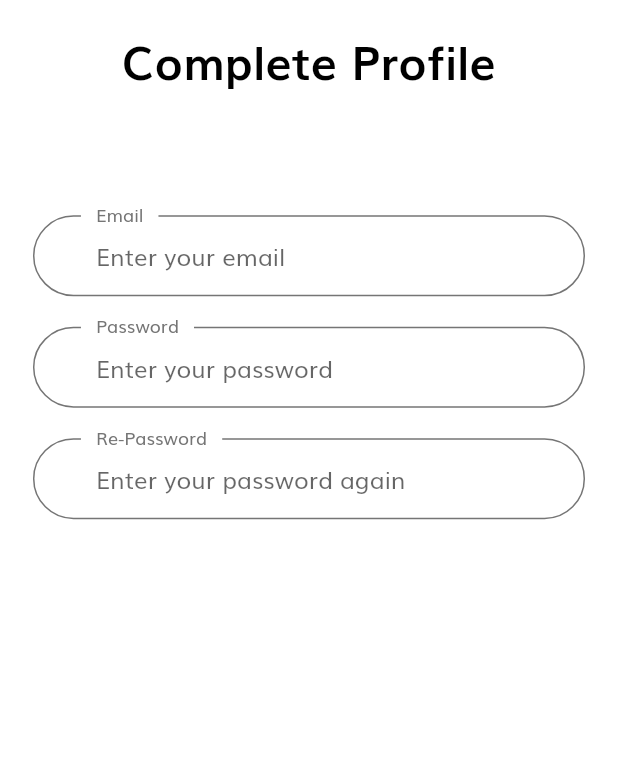
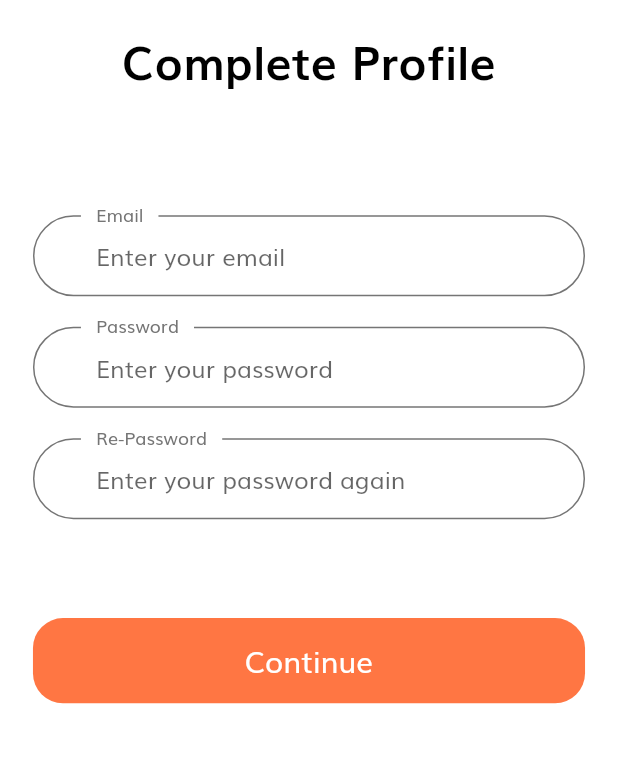
Before and after one commit to lkquan2303/E-Commerce, a Flutter app: the DetailsSignUpScreen screen opened by its route, on a phone screen of 412 x 824 dp, the part 58-821 px from its top. Run offline on Flutter 3.47's test engine with Material 2 defaults, Android fonts, the phone set to English and light mode, and no system bars; our stand-ins replace flutter_svg.

Commit message:
Fix Bug: Sign Up Screen

```diff
--- a/lib/screens/sign_up_screen/details_sign_up/components/body_details_sign_up.dart
+++ b/lib/screens/sign_up_screen/details_sign_up/components/body_details_sign_up.dart
@@ -1,12 +1,16 @@
 import 'package:e_commerce/components/tittle_style.dart';
+import 'package:e_commerce/config/size_config.dart';
 import 'package:flutter/material.dart';
-
 import 'details_sign_up_form.dart';
 
 class BodyDetailsSignUp extends StatelessWidget {
   @override
   Widget build(BuildContext context) {
-    return SizedBox(
+    return Padding(
+      padding:
+          EdgeInsets.symmetric(horizontal: getProportionateScreenWidth(20)),
+      child: SingleChildScrollView(
+        child: SizedBox(
           width: double.infinity,
           child: Column(
             children: [
@@ -14,8 +18,10 @@ class BodyDetailsSignUp extends StatelessWidget {
                 "Complete Profile",
                 style: tittleStyle(),
               ),
-          DetailsSignUpForm()
+              DetailsSignUpForm(),
             ],
+          ),
+        ),
       ),
     );
   }
--- a/lib/screens/sign_up_screen/details_sign_up/components/details_sign_up_form.dart
+++ b/lib/screens/sign_up_screen/details_sign_up/components/details_sign_up_form.dart
@@ -1,3 +1,5 @@
+import 'package:e_commerce/components/default_button.dart';
+import 'package:e_commerce/components/form_error.dart';
 import 'package:e_commerce/config/constants.dart';
 import 'package:e_commerce/config/size_config.dart';
 import 'package:flutter/material.dart';
@@ -8,45 +10,115 @@ class DetailsSignUpForm extends StatefulWidget {
 }
 
 class _DetailsSignUpFormState extends State<DetailsSignUpForm> {
+  final _formKey = GlobalKey<FormState>();
+  String email;
+  String password;
+  String rePassword;
+  List<String> errors = [];
+
   @override
   Widget build(BuildContext context) {
-    return Padding(
-      padding:
-          EdgeInsets.symmetric(horizontal: getProportionateScreenWidth(20)),
+    return Form(
+      key: _formKey,
       child: Column(
         children: [
           SizedBox(
             height: getProportionateScreenHeight(80),
           ),
-          TextFormField(
-            decoration: InputDecoration(
-              labelText: "Email",
-              hintText: "Enter your email",
-              labelStyle: TextStyle(color: kTextColor),
-            ),
-          ),
+          buildEmailSignUpFormField(),
           SizedBox(
             height: getProportionateScreenHeight(20),
           ),
-          TextFormField(
-            decoration: InputDecoration(
-              labelText: "Password",
-              hintText: "Enter your password",
-              labelStyle: TextStyle(color: kTextColor),
-            ),
-          ),
+          buildPasswordSignUpFormField(),
           SizedBox(
             height: getProportionateScreenHeight(20),
           ),
-          TextFormField(
-            decoration: InputDecoration(
-              labelText: "Re-Password",
-              hintText: "Enter your password again",
-              labelStyle: TextStyle(color: kTextColor),
-            ),
+          buildRePasswordSignUpFormField(),
+          SizedBox(
+            height: getProportionateScreenHeight(5),
+          ),
+          FormError(errors: errors),
+          SizedBox(
+            height: getProportionateScreenHeight(60),
+          ),
+          DefaultButton(
+            buttonText: "Continue",
+            buttonPress: () {
+              if (_formKey.currentState.validate()) {
+                _formKey.currentState.save();
+              }
+            },
           ),
         ],
       ),
     );
   }
+
+  TextFormField buildRePasswordSignUpFormField() {
+    return TextFormField(
+      validator: (value) {
+        if (value.isEmpty && !errors.contains(kPassNullError)) {
+          setState(() {
+            errors.add(kPassNullError);
+          });
+        }
+        return "";
+      },
+      obscureText: true,
+      decoration: InputDecoration(
+        labelText: "Re-Password",
+        hintText: "Enter your password again",
+        labelStyle: TextStyle(color: kTextColor),
+      ),
+    );
+  }
+
+  TextFormField buildPasswordSignUpFormField() {
+    return TextFormField(
+      validator: (value) {
+        if (value.isEmpty && !errors.contains(kPassNullError)) {
+          setState(() {
+            errors.add(kPassNullError);
+          });
+        }
+        return "";
+      },
+      obscureText: true,
+      decoration: InputDecoration(
+        labelText: "Password",
+        hintText: "Enter your password",
+        labelStyle: TextStyle(color: kTextColor),
+      ),
+    );
+  }
+
+  TextFormField buildEmailSignUpFormField() {
+    return TextFormField(
+      onChanged: (value) {
+        if (errors.contains(kEmailNullError)) {
+          setState(() {
+            errors.remove(kEmailNullError);
+          });
+        }
+      },
+      validator: (value) {
+        if (value.isEmpty && !errors.contains(kEmailNullError)) {
+          setState(() {
+            errors.add(kEmailNullError);
+          });
+        } else if (!emailValidatorRegExp.hasMatch(value) &&
+            !errors.contains(kInvalidEmailError)) {
+          setState(() {
+            errors.add(kInvalidEmailError);
+          });
+        }
+        return "";
+      },
+      decoration: InputDecoration(
+        labelText: "Email",
+        hintText: "Enter your email",
+        labelStyle: TextStyle(color: kTextColor),
+      ),
+    );
+  }
 }
```
Lines whose indentation alone changed are shown as unchanged.
